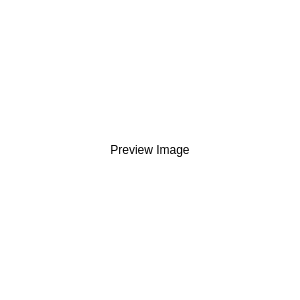
The window that gui/widgets/preview/image_preview.ui (mudrikam/Image-Tea-mini) describes before a commit, drawn with Qt 5.
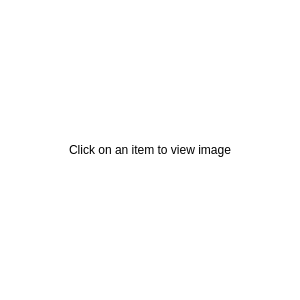
The same window after the commit.

Commit message: Update image preview text and styling; adjust widget dimensions for better layout consistency

What changed in the file:
```diff
--- a/gui/widgets/preview/image_preview.ui
+++ b/gui/widgets/preview/image_preview.ui
@@ -52,11 +52,14 @@
     <item>
      <widget class="QLabel" name="previewLabel">
       <property name="text">
-       <string>Preview Image</string>
+       <string>Click on an item to view image</string>
       </property>
       <property name="alignment">
        <set>Qt::AlignCenter</set>
       </property>
+      <property name="wordWrap">
+       <bool>true</bool>
+      </property>
      </widget>
     </item>
    </layout>
```
The commit also changes 3 other files.
